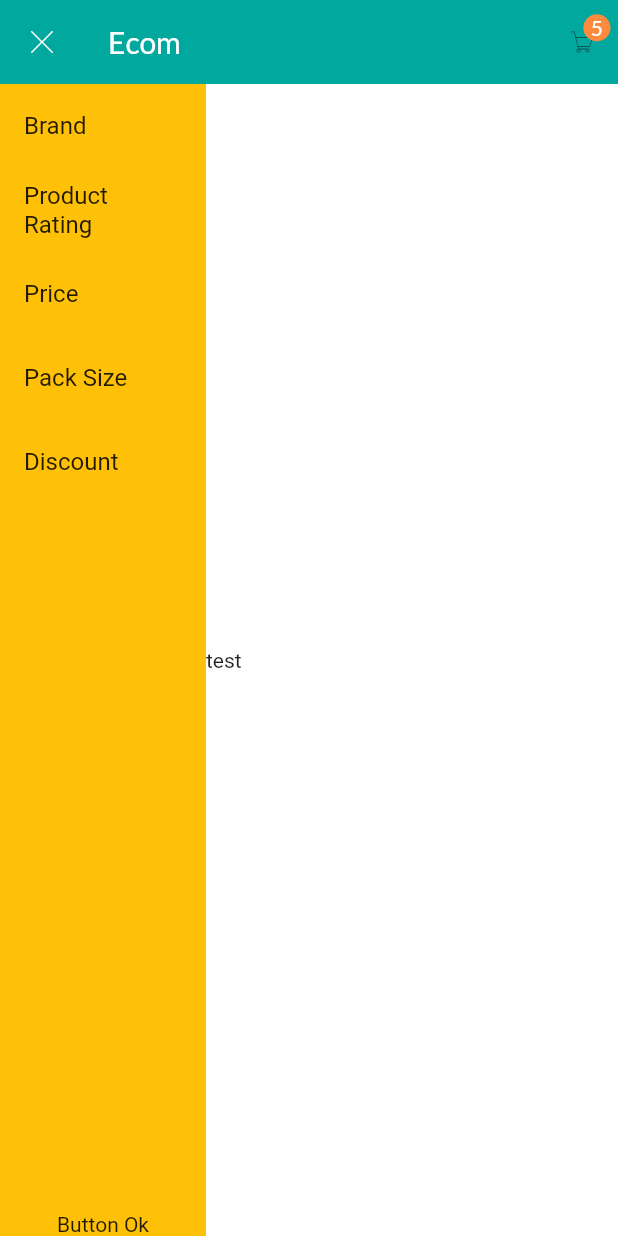
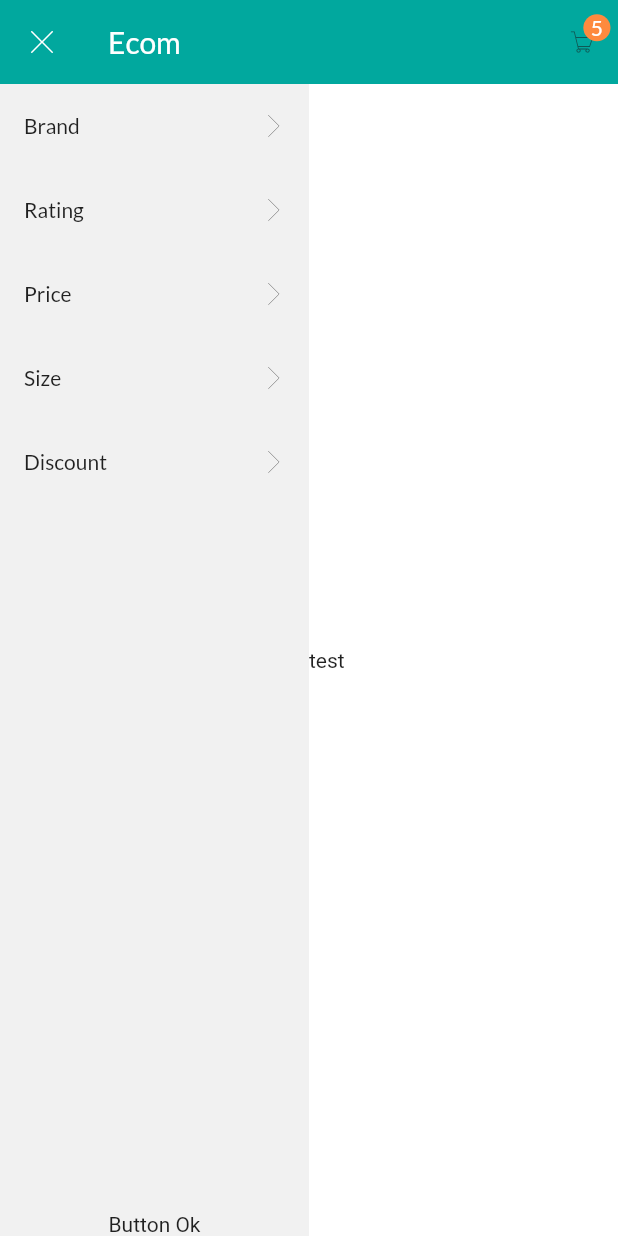
Before and after one commit to mostakahmedmullick/ecom_app, a Flutter app: the ProductCategoryWise screen opened directly, after a tap on an icon or button, on a phone screen of 412 x 824 dp. Run offline on Flutter 3.47's test engine with Material 2 defaults, Android fonts, the phone set to English and light mode, and no system bars; drawn by our look-alikes of badges; our stand-ins replace carousel_slider, flutter_rating_bar, flutter_svg, google_fonts, sliding_up_panel; network calls fail.

```diff
--- a/lib/Components/products/filter_page.dart
+++ b/lib/Components/products/filter_page.dart
@@ -12,11 +12,13 @@ class FilterPage extends StatefulWidget {
 class _FilterPageState extends State<FilterPage> {
   List<String> _filterList = [
     'Brand',
-    'Product Rating',
+    'Rating',
     'Price',
-    'Pack Size',
+    'Size',
     'Discount'
   ];
+
+  bool _isSelected = false;
 
   @override
   Widget build(BuildContext context) {
@@ -66,7 +68,7 @@ class _FilterPageState extends State<FilterPage> {
           children: [
             Expanded(
               child: Container(
-                color: Colors.amber,
+                color: Color(0xFFF1F1F1),
                 child: Column(
                   children: [
                     Flexible(
@@ -74,13 +76,24 @@ class _FilterPageState extends State<FilterPage> {
                       child: ListView.builder(
                         itemCount: _filterList.length,
                         itemBuilder: (BuildContext context, int index) {
-                          return ListTile(
-                            // trailing: Text(
-                            //   "GFG",
-                            //   style: TextStyle(color: Colors.green, fontSize: 15),
-                            // ),
-                            title: Text(_filterList[index]),
-                            onTap: () {},
+                          return Material(
+                            color: Colors.transparent,
+                            child: ListTile(
+                              // selectedTileColor: Colors.amber,
+                              // selected: _isSelected,
+                              trailing: SvgPicture.asset(
+                                'assets/svg-icon/right-arrow.svg',
+                                height: 15,
+                                width: 15,
+                              ),
+                              title: Text(
+                                _filterList[index],
+                                style: GoogleFonts.lato(fontSize: 14.0),
+                              ),
+                              onTap: () {
+
+                              },
+                            ),
                           );
                         },
                       ),
@@ -93,7 +106,6 @@ class _FilterPageState extends State<FilterPage> {
               ),
             ),
             Expanded(
-              flex: 2,
               child: Text('test'),
             ),
           ],
--- a/lib/Components/products/product_category_wise.dart
+++ b/lib/Components/products/product_category_wise.dart
@@ -1,5 +1,6 @@
 import 'package:badges/badges.dart';
 import 'package:ecom_app/Components/products/filter_page.dart';
+import 'package:ecom_app/Components/products/product_details.dart';
 import 'package:ecom_app/Components/products/product_grid.dart';
 import 'package:ecom_app/constants/products_constant.dart';
 import 'package:ecom_app/utils/ColorConstants.dart';
@@ -139,8 +140,7 @@ class _ProductCategoryWiseState extends State<ProductCategoryWise> {
                       onTap: () {
                         Navigator.push(
                           context,
-                          MaterialPageRoute(
-                              builder: (context) => FilterPage()),
+                          MaterialPageRoute(builder: (context) => FilterPage()),
                         );
                       },
                     ),
@@ -199,7 +199,12 @@ class _ProductCategoryWiseState extends State<ProductCategoryWise> {
 
   // Product Card Design
   Widget _productCardWidget(String img) {
-    return Card(
+    return GestureDetector(
+      onTap: () {
+        Navigator.push(
+            context, MaterialPageRoute(builder: (context) => ProductDetails()));
+      },
+      child: Card(
         elevation: 0.6,
         shape: RoundedRectangleBorder(
           borderRadius: BorderRadius.circular(10), // if you need this
@@ -209,7 +214,8 @@ class _ProductCategoryWiseState extends State<ProductCategoryWise> {
           ),
         ),
         child: Padding(
-        padding: EdgeInsets.only(top: 10.0, right: 5.0, bottom: 5.0, left: 5.0),
+          padding:
+              EdgeInsets.only(top: 10.0, right: 5.0, bottom: 5.0, left: 5.0),
           child: Column(
             crossAxisAlignment: CrossAxisAlignment.start,
             children: [
@@ -353,6 +359,7 @@ class _ProductCategoryWiseState extends State<ProductCategoryWise> {
             ],
           ),
         ),
+      ),
     );
   }
 }
```
Also changed, not shown: lib/Components/products/product_details.dart (added, +67 -0 lines), lib/Components/products/product_image_slider.dart (added, +17 -0 lines). Lines whose indentation alone changed are shown as unchanged.
